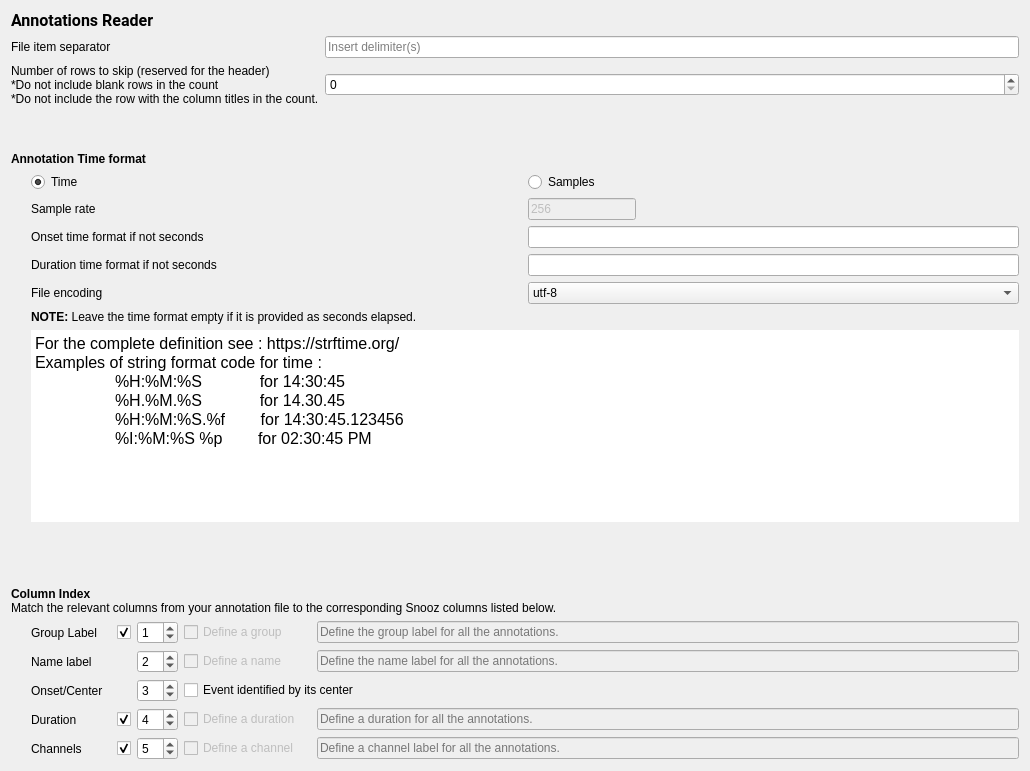
Before: the Qt Designer form tools/CEAMSTools/ImportTextAnnotations/TextFileDefinition/Ui_TextFileDefinition.ui in SnoozToolbox/snooz-package-ceams, drawn with Qt 5.
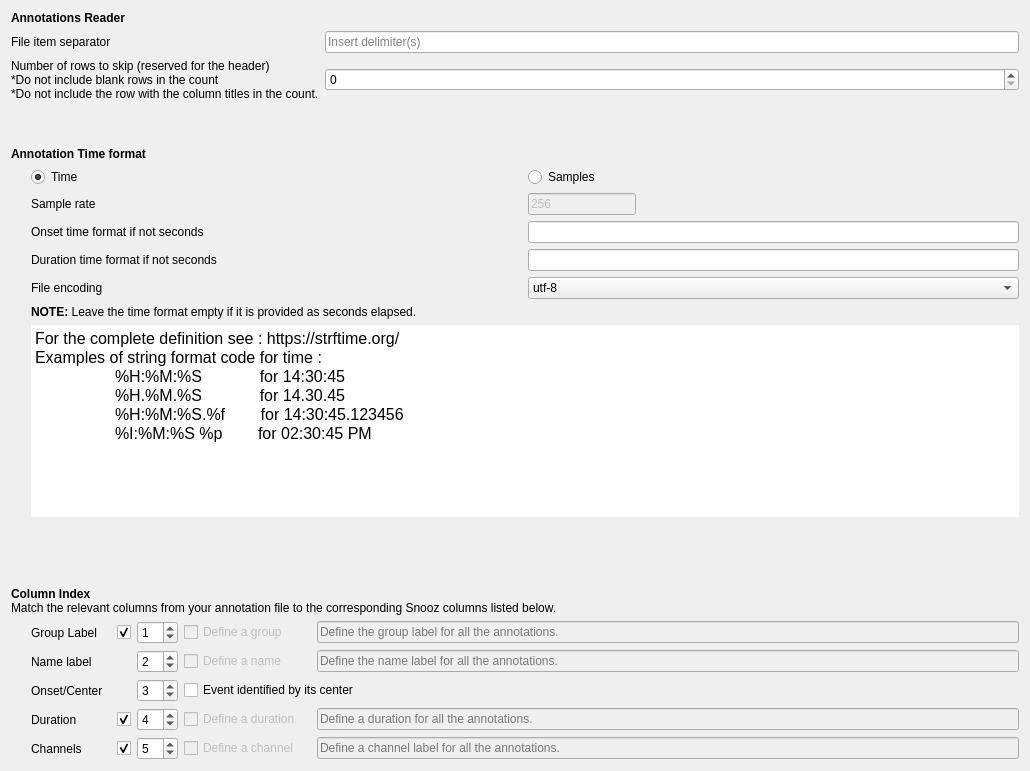
After: the same form once the commit is applied.

Commit message: Font step 4: forms without fonts of their own, look kept

```diff
--- a/tools/CEAMSTools/ImportTextAnnotations/TextFileDefinition/Ui_TextFileDefinition.ui
+++ b/tools/CEAMSTools/ImportTextAnnotations/TextFileDefinition/Ui_TextFileDefinition.ui
@@ -13,9 +13,6 @@
   <property name="windowTitle">
    <string>Form</string>
   </property>
-  <property name="styleSheet">
-   <string notr="true">font: 12pt &quot;Roboto&quot;;</string>
-  </property>
   <property name="inputMethodHints">
    <set>Qt::InputMethodHint::ImhNone</set>
   </property>
@@ -29,8 +26,6 @@
       <widget class="QLabel" name="label_10">
        <property name="font">
         <font>
-         <family>Roboto</family>
-         <pointsize>12</pointsize>
          <italic>false</italic>
          <bold>false</bold>
         </font>
@@ -239,7 +234,7 @@
 hr { height: 1px; border-width: 0; }
 li.unchecked::marker { content: &quot;\2610&quot;; }
 li.checked::marker { content: &quot;\2612&quot;; }
-&lt;/style&gt;&lt;/head&gt;&lt;body style=&quot; font-family:'Roboto'; font-size:12pt; font-weight:400; font-style:normal;&quot;&gt;
+&lt;/style&gt;&lt;/head&gt;&lt;body style=&quot; font-size:12pt; font-weight:400; font-style:normal;&quot;&gt;
 &lt;p style=&quot; margin-top:0px; margin-bottom:0px; margin-left:0px; margin-right:0px; -qt-block-indent:0; text-indent:0px;&quot;&gt;For the complete definition see : https://strftime.org/&lt;/p&gt;
 &lt;p style=&quot; margin-top:0px; margin-bottom:0px; margin-left:0px; margin-right:0px; -qt-block-indent:0; text-indent:0px;&quot;&gt;Examples of string format code for time :&lt;/p&gt;
 &lt;p style=&quot; margin-top:0px; margin-bottom:0px; margin-left:0px; margin-right:0px; -qt-block-indent:0; text-indent:0px;&quot;&gt;	%H:%M:%S             for 14:30:45&lt;/p&gt;
```
The commit also changes 427 other files.
